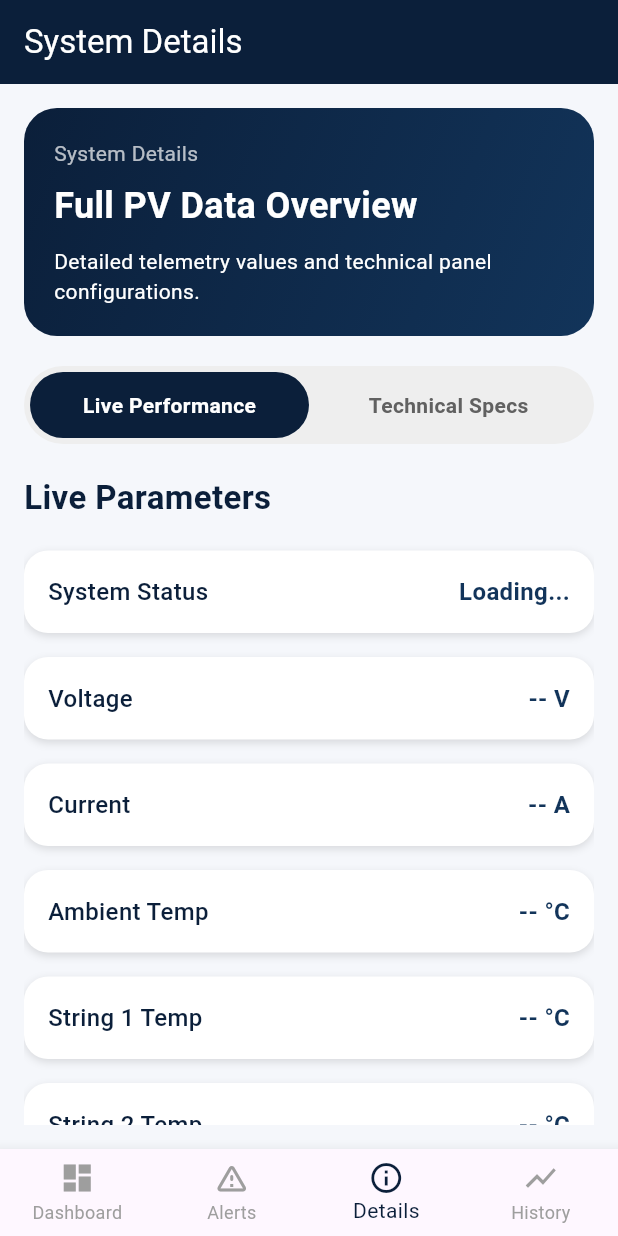
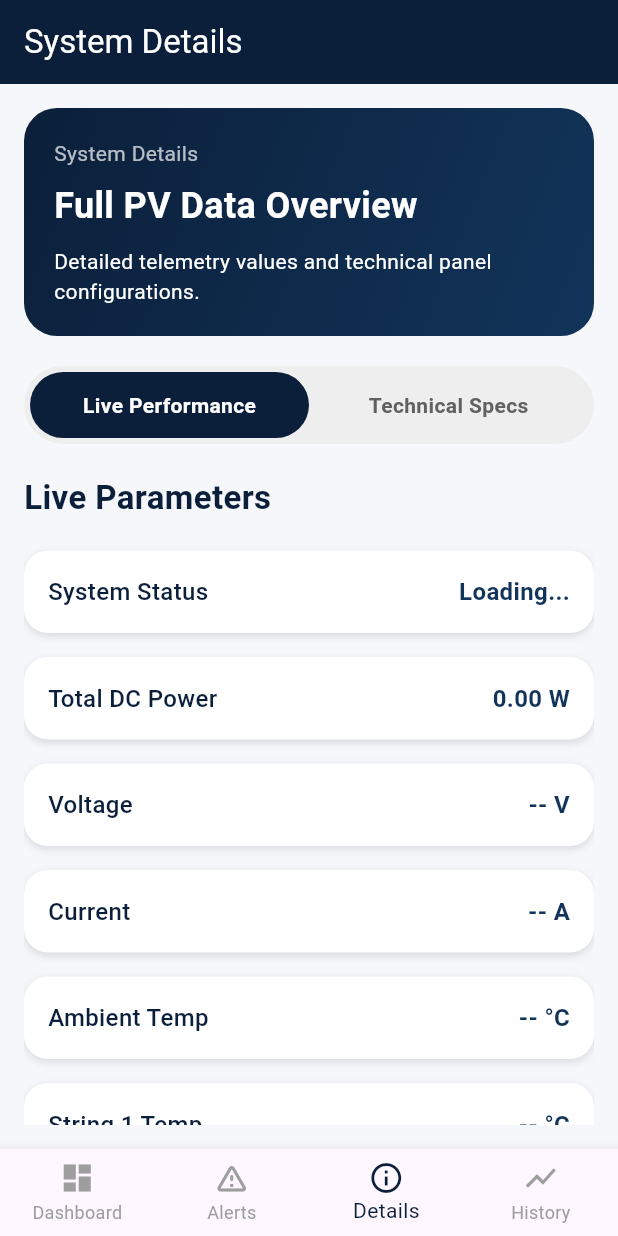
Before and after one commit to Batoul2003/RASID, a Flutter app: the DashboardScreen screen opened directly, item 3 of the bottom bar chosen, on a phone screen of 412 x 824 dp. Run offline on Flutter 3.47's test engine with Material 3 defaults, Android fonts, the phone set to English and light mode, and no system bars; our stand-ins replace firebase_auth, firebase_core, firebase_database, firebase_messaging, fl_chart, flutter_local_notifications; accounts and stored records are empty.

Commit message:
Updated PV monitoring app

```diff
--- a/lib/screens/dashboard_screen.dart
+++ b/lib/screens/dashboard_screen.dart
@@ -67,6 +67,17 @@ class _DashboardScreenState extends State<DashboardScreen> {
             title: "System Alert: ${newPvData["fault_type"] ?? "Unknown"}",
             body: updateTime,
           );
+
+          // Save alert to /pv_alerts history so the History Screen can display it
+          final int ts = newPvData["timestamp"] is int
+              ? newPvData["timestamp"] as int
+              : DateTime.now().millisecondsSinceEpoch ~/ 1000;
+          FirebaseDatabase.instance.ref().child('pv_alerts/$ts').set({
+            "fault_type":     newPvData["fault_type"]    ?? "--",
+            "fault_location": newPvData["fault_location"] ?? "--",
+            "recent_alert":   updateTime,
+            "timestamp":      ts,
+          });
         }
 
         setState(() {
@@ -87,6 +98,13 @@ class _DashboardScreenState extends State<DashboardScreen> {
     if (s.contains('fault')) return AppColors.alertRed;
     if (s.contains('warning')) return AppColors.amber;
     return AppColors.severityGreen;
+  }
+
+  /// Formats a raw sensor value to 2 decimal places.
+  /// Returns the original string unchanged if it is not a valid number.
+  String _fmt(dynamic raw) {
+    final d = double.tryParse(raw.toString());
+    return d != null ? d.toStringAsFixed(2) : raw.toString();
   }
 
   // Enhancement: Added logout logic
@@ -230,13 +248,13 @@ class _DashboardScreenState extends State<DashboardScreen> {
               children: [
                 StatusCard(
                   title: 'Total Voltage',
-                  value: '${pvData["voltage"]} V',
+                  value: '${_fmt(pvData["voltage"])} V',
                   icon: Icons.flash_on,
                   color: Colors.orange,
                 ),
                 StatusCard(
                   title: 'Total Current',
-                  value: '${pvData["current"]} A',
+                  value: '${_fmt(pvData["current"])} A',
                   icon: Icons.electric_bolt,
                   color: Colors.blue,
                 ),
@@ -246,13 +264,13 @@ class _DashboardScreenState extends State<DashboardScreen> {
               children: [
                 StatusCard(
                   title: 'Ambient Temp',
-                  value: '${pvData["ambient_temp"]} °C',
+                  value: '${_fmt(pvData["ambient_temp"])} °C',
                   icon: Icons.thermostat,
                   color: Colors.red,
                 ),
                 StatusCard(
                   title: 'Irradiance',
-                  value: '${pvData["irradiance"]} W/m²',
+                  value: '${_fmt(pvData["irradiance"])} W/m²',
                   icon: Icons.wb_sunny,
                   color: AppColors.amber,
                 ),
@@ -272,32 +290,32 @@ class _DashboardScreenState extends State<DashboardScreen> {
 
             SensorTile(
               label: 'String 1 Voltage',
-              value: '${pvData["string1_voltage"]} V',
+              value: '${_fmt(pvData["string1_voltage"])} V',
               icon: Icons.show_chart,
             ),
             SensorTile(
               label: 'String 1 Current',
-              value: '${pvData["string1_current"]} A',
+              value: '${_fmt(pvData["string1_current"])} A',
               icon: Icons.bolt,
             ),
             SensorTile(
               label: 'String 1 Temperature',
-              value: '${pvData["string1_temp"]} °C',
+              value: '${_fmt(pvData["string1_temp"])} °C',
               icon: Icons.thermostat,
             ),
             SensorTile(
               label: 'String 2 Voltage',
-              value: '${pvData["string2_voltage"]} V',
+              value: '${_fmt(pvData["string2_voltage"])} V',
               icon: Icons.show_chart,
             ),
             SensorTile(
               label: 'String 2 Current',
-              value: '${pvData["string2_current"]} A',
+              value: '${_fmt(pvData["string2_current"])} A',
               icon: Icons.bolt,
             ),
             SensorTile(
               label: 'String 2 Temperature',
-              value: '${pvData["string2_temp"]} °C',
+              value: '${_fmt(pvData["string2_temp"])} °C',
               icon: Icons.thermostat,
             ),
             // ATTENTION: FOR TESTING ONLY
@@ -323,7 +341,7 @@ class _DashboardScreenState extends State<DashboardScreen> {
             const SizedBox(height: 10),
             SensorTile(
               label: 'DC Power (Total)',
-              value: '${dcPower.toStringAsFixed(1)} W',
+              value: '${dcPower.toStringAsFixed(2)} W',
               icon: Icons.solar_power,
             ),
 
--- a/lib/screens/details_screen.dart
+++ b/lib/screens/details_screen.dart
@@ -15,6 +15,13 @@ class DetailsScreen extends StatefulWidget {
 
 class _DetailsScreenState extends State<DetailsScreen> {
   int _selectedTab = 0; // 0 for Live Performance, 1 for Technical Specs
+
+  /// Formats a raw sensor value to 2 decimal places.
+  /// Returns the original string unchanged if it is not a valid number.
+  String _fmt(dynamic raw) {
+    final d = double.tryParse(raw.toString());
+    return d != null ? d.toStringAsFixed(2) : raw.toString();
+  }
 
   Widget buildDetailTile(String label, String value) {
     return Container(
@@ -155,6 +162,16 @@ class _DetailsScreenState extends State<DetailsScreen> {
 
   @override
   Widget build(BuildContext context) {
+    double s1v = double.tryParse(widget.pvData["string1_voltage"].toString()) ?? 0.0;
+    double s1i = double.tryParse(widget.pvData["string1_current"].toString()) ?? 0.0;
+    double s2v = double.tryParse(widget.pvData["string2_voltage"].toString()) ?? 0.0;
+    double s2i = double.tryParse(widget.pvData["string2_current"].toString()) ?? 0.0;
+
+    double dcPower = double.tryParse(widget.pvData["dc_power"].toString()) ?? 0.0;
+    if (dcPower == 0.0) {
+      dcPower = (s1v * s1i) + (s2v * s2i);
+    }
+
     return Scaffold(
       backgroundColor: AppColors.background,
       appBar: AppBar(
@@ -281,18 +298,17 @@ class _DetailsScreenState extends State<DetailsScreen> {
               ),
               const SizedBox(height: 12),
               buildDetailTile('System Status', widget.pvData["system_status"].toString()),
-              buildDetailTile('Voltage', '${widget.pvData["voltage"]} V'),
-              buildDetailTile('Current', '${widget.pvData["current"]} A'),
-              buildDetailTile('Ambient Temp', '${widget.pvData["ambient_temp"]} °C'),
-              buildDetailTile('String 1 Temp', '${widget.pvData["string1_temp"]} °C'),
-              buildDetailTile('String 2 Temp', '${widget.pvData["string2_temp"]} °C'),
-              buildDetailTile('Irradiance', '${widget.pvData["irradiance"]} W/m²'),
-              buildDetailTile('String 1 Voltage', '${widget.pvData["string1_voltage"]} V'),
-              buildDetailTile('String 1 Current', '${widget.pvData["string1_current"]} A'),
-              buildDetailTile('String 2 Voltage', '${widget.pvData["string2_voltage"]} V'),
-              buildDetailTile('String 2 Current', '${widget.pvData["string2_current"]} A'),
-              buildDetailTile('AC Voltage', '${widget.pvData["ac_voltage"]} V'),
-              buildDetailTile('AC Current', '${widget.pvData["ac_current"]} A'),
+              buildDetailTile('Total DC Power', '${dcPower.toStringAsFixed(2)} W'),
+              buildDetailTile('Voltage', '${_fmt(widget.pvData["voltage"])} V'),
+              buildDetailTile('Current', '${_fmt(widget.pvData["current"])} A'),
+              buildDetailTile('Ambient Temp', '${_fmt(widget.pvData["ambient_temp"])} °C'),
+              buildDetailTile('String 1 Temp', '${_fmt(widget.pvData["string1_temp"])} °C'),
+              buildDetailTile('String 2 Temp', '${_fmt(widget.pvData["string2_temp"])} °C'),
+              buildDetailTile('Irradiance', '${_fmt(widget.pvData["irradiance"])} W/m²'),
+              buildDetailTile('String 1 Voltage', '${_fmt(widget.pvData["string1_voltage"])} V'),
+              buildDetailTile('String 1 Current', '${_fmt(widget.pvData["string1_current"])} A'),
+              buildDetailTile('String 2 Voltage', '${_fmt(widget.pvData["string2_voltage"])} V'),
+              buildDetailTile('String 2 Current', '${_fmt(widget.pvData["string2_current"])} A'),
             ] else ...[
               const Text(
                 'Panel Specifications',
```
Also changed, not shown: 1 other file.
